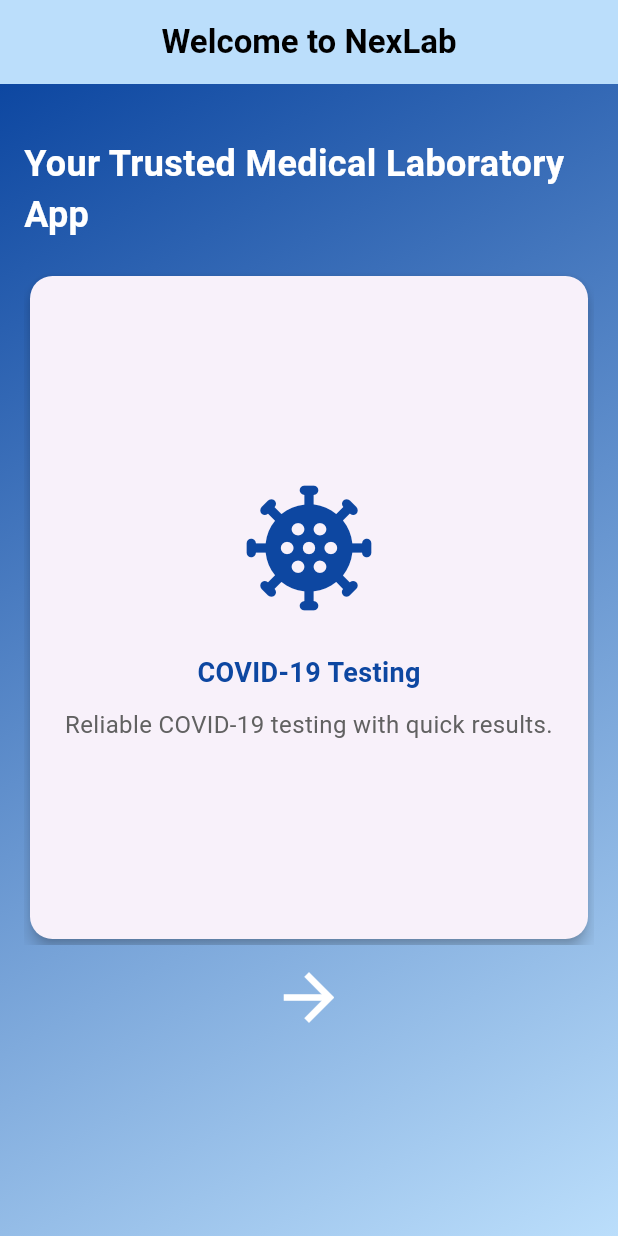
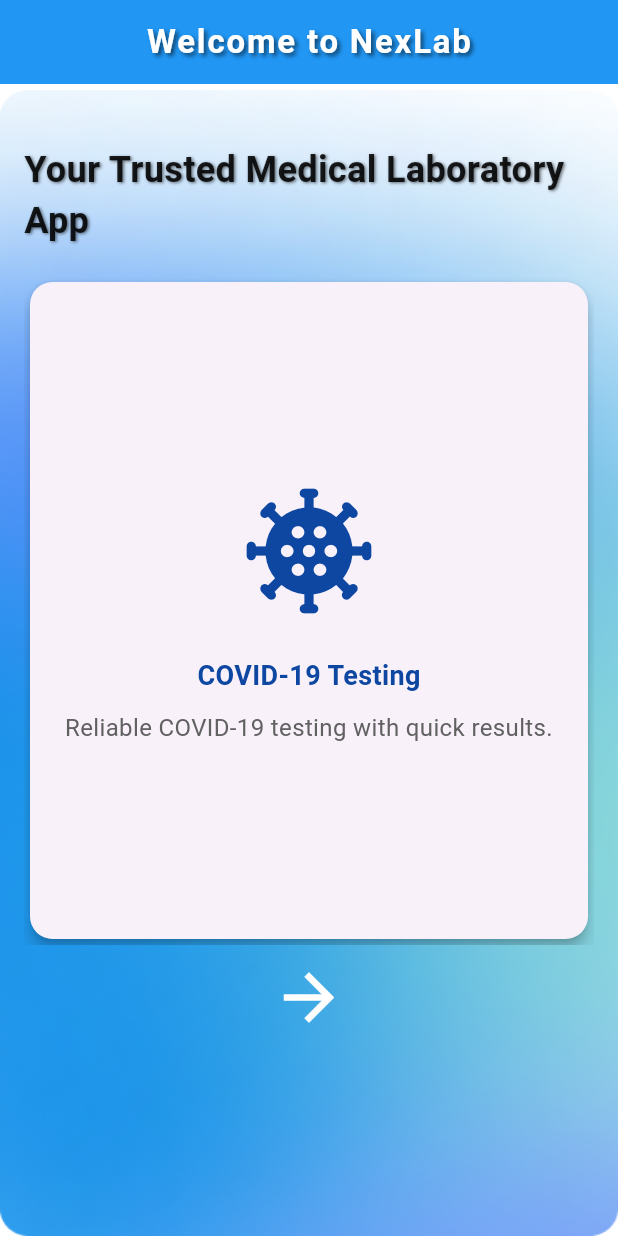
Before and after one commit to Nick-800/nex_lab, a Flutter app: the screen it shows after launch, after a tap on the "arrow forward" icon, on a phone screen of 412 x 824 dp. Run offline on Flutter 3.47's test engine with Material 3 defaults, Android fonts, the light colour scheme and no system bars; our stand-ins replace file_picker, font_awesome_flutter, google_fonts, lottie, open_file, shared_preferences and 1 more; accounts and stored records are empty; network calls fail; Roboto replaces fonts that are missing (Cairo, Raleway).

Commit message:
Fixed onBoarding screens

```diff
--- a/lib/screens/auth_screens/onbaording_screen.dart
+++ b/lib/screens/auth_screens/onbaording_screen.dart
@@ -1,4 +1,5 @@
 import 'package:flutter/material.dart';
+import 'package:nex_lab/helpers/consts.dart';
 
 import 'package:nex_lab/screens/auth_screens/terms_and_conditions.dart';
 import 'package:nex_lab/widgets/clickables/buttons/main_button.dart';
@@ -54,25 +55,40 @@
   Widget build(BuildContext context) {
     return Scaffold(
       appBar: AppBar(
-        backgroundColor: Colors.blue.shade100,
+        flexibleSpace: Container(
+          decoration: const BoxDecoration(color: mainColor),
+        ),
         title: const Text(
           'Welcome to NexLab',
           style: TextStyle(
-            fontFamily: 'Raleway',
             fontWeight: FontWeight.bold,
-            color: Colors.black,
+            color: Colors.white,
+            fontSize: 22,
+            letterSpacing: 1.2,
+            shadows: [
+              Shadow(
+                offset: Offset(2.0, 2.0),
+                blurRadius: 3.0,
+                color: Colors.black54,
+              ),
+            ],
           ),
         ),
         centerTitle: true,
+        elevation: 0,
+        bottom: PreferredSize(
+          preferredSize: const Size.fromHeight(4.0),
+          child: Container(
+            color: Colors.white,
+            height: 4.0,
+          ),
+        ),
       ),
       body: Container(
-        decoration: BoxDecoration(
-          gradient: LinearGradient(
-            colors: [Colors.blue.shade100, Colors.blue.shade900],
-            begin: Alignment.bottomRight,
-            end: Alignment.topLeft,
-          ),
-        ),
+        decoration: const BoxDecoration(
+            image: DecorationImage(
+                image: AssetImage("assets/themes/on_boarding_theme.png"),
+                fit: BoxFit.fill)),
         child: Padding(
           padding: const EdgeInsets.all(16.0),
           child: Column(
@@ -84,7 +100,14 @@
                 style: TextStyle(
                     fontSize: 24,
                     fontWeight: FontWeight.bold,
-                    color: Colors.white),
+                    color: Colors.black87,
+                    shadows: [
+                      Shadow(
+                        offset: Offset(1.0, 1.0),
+                        blurRadius: 2.0,
+                        color: Colors.black54,
+                      ),
+                    ]),
               ),
               const SizedBox(height: 20),
               Expanded(
@@ -138,11 +161,15 @@
                 opacity: _fadeAnimation,
                 child: Center(
                   child: MainButton(
+                    btnColor: darkBlue,
+                    txtColor: Colors.white,
+                    borderColor: darkBlue,
                     onPressed: () {
                       Navigator.push(
                         context,
                         MaterialPageRoute(
-                            builder: (context) => const TermsAndConditionsScreen()),
+                            builder: (context) =>
+                                const TermsAndConditionsScreen()),
                       );
                     },
                     text: 'Continue',
--- a/lib/screens/auth_screens/screen_router.dart
+++ b/lib/screens/auth_screens/screen_router.dart
@@ -2,8 +2,10 @@
 import 'package:nex_lab/helpers/consts.dart';
 import 'package:nex_lab/providers/authentication_provider.dart';
 import 'package:nex_lab/screens/auth_screens/login_screen.dart';
+import 'package:nex_lab/screens/auth_screens/onbaording_screen.dart';
 import 'package:nex_lab/screens/main_screens/home_screen.dart';
 import 'package:provider/provider.dart';
+import 'package:shared_preferences/shared_preferences.dart';
 
 class ScreenRouter extends StatefulWidget {
   const ScreenRouter({super.key});
@@ -11,10 +13,12 @@
   @override
   State<ScreenRouter> createState() => _ScreenRouterState();
 }
+
 class _ScreenRouterState extends State<ScreenRouter> {
   @override
   void initState() {
-    Provider.of<AuthenticationProvider>(context, listen: false).initializeAuthProvider();
+    Provider.of<AuthenticationProvider>(context, listen: false)
+        .initializeAuthProvider();
     super.initState();
   }
 
@@ -31,3 +35,43 @@
     });
   }
 }
+
+class OnBoardRouter extends StatefulWidget {
+  const OnBoardRouter({super.key});
+
+  @override
+  State<OnBoardRouter> createState() => _OnBoardRouterState();
+}
+
+class _OnBoardRouterState extends State<OnBoardRouter> {
+  @override
+  void initState() {
+    _checkFirstLaunch();
+    super.initState();
+  }
+
+  Future<void> _checkFirstLaunch() async {
+    SharedPreferences prefs = await SharedPreferences.getInstance();
+    bool isFirstLaunch = prefs.getBool('isFirstLaunch') ?? true;
+
+    if (isFirstLaunch) {
+      await prefs.setBool('isFirstLaunch', false);
+      Navigator.pushReplacement(
+          context,
+          MaterialPageRoute(
+              builder: (context) => const NexLabBoardingScreen()));
+    } else {
+      Navigator.pushReplacement(context,
+          MaterialPageRoute(builder: (context) => const NexLabBoardingScreen()));
+    }
+  }
+
+  @override
+  Widget build(BuildContext context) {
+    return const Scaffold(
+      body: Center(
+        child: CircularProgressIndicator(),
+      ),
+    );
+  }
+}
--- a/lib/screens/auth_screens/splash_screen.dart
+++ b/lib/screens/auth_screens/splash_screen.dart
@@ -1,9 +1,8 @@
 import 'dart:async';
 
 import 'package:flutter/material.dart';
-import 'package:nex_lab/screens/auth_screens/onbaording_screen.dart';
+import 'package:nex_lab/helpers/consts.dart';
 import 'package:nex_lab/screens/auth_screens/screen_router.dart';
-import 'package:shared_preferences/shared_preferences.dart';
 
 class SplashScreen extends StatefulWidget {
   const SplashScreen({super.key});
@@ -14,23 +13,12 @@
 
 class _SplashScreenState extends State<SplashScreen> {
   @override
-  void initState() {
+    void initState() {
+    Timer(animationDuration, () {
+      Navigator.pushReplacement(context,
+          MaterialPageRoute(builder: (context) => const OnBoardRouter()));
+    });
     super.initState();
-    _checkFirstLaunch();
-  }
-
-  Future<void> _checkFirstLaunch() async {
-    SharedPreferences prefs = await SharedPreferences.getInstance();
-    bool isFirstLaunch = prefs.getBool('isFirstLaunch') ?? true;
-
-    if (isFirstLaunch) {
-      await prefs.setBool('isFirstLaunch', false);
-      Navigator.pushReplacement(context,
-          MaterialPageRoute(builder: (context) => const NexLabBoardingScreen()));
-    } else {
-      Navigator.pushReplacement(context,
-          MaterialPageRoute(builder: (context) => const ScreenRouter()));
-    }
   }
 
   @override
--- a/lib/screens/payment/addpaymkentmethod_screen.dart
+++ b/lib/screens/payment/addpaymkentmethod_screen.dart
@@ -48,7 +48,6 @@
         title: Text(
           'Add ${widget.method}',
           style: const TextStyle(
-            fontFamily: 'Raleway',
             fontWeight: FontWeight.bold,
             color: Colors.black,
           ),
--- a/lib/screens/payment/confirmpay.dart
+++ b/lib/screens/payment/confirmpay.dart
@@ -19,7 +19,6 @@
         title: const Text(
           'Payment Verification',
           style: TextStyle(
-            fontFamily: 'Raleway',
             fontWeight: FontWeight.bold,
             color: Colors.black,
           ),
--- a/lib/screens/payment/selected_methods.dart
+++ b/lib/screens/payment/selected_methods.dart
@@ -33,7 +33,6 @@
         title: const Text(
           'Select Payment Method',
           style: TextStyle(
-            fontFamily: 'Raleway',
             fontWeight: FontWeight.bold,
             color: Colors.white,
           ),
--- a/lib/screens/profile_screens/profile_screen.dart
+++ b/lib/screens/profile_screens/profile_screen.dart
@@ -18,8 +18,10 @@
 class _ProfileScreenState extends State<ProfileScreen> {
   @override
   void initState() {
-    Provider.of<AuthenticationProvider>(context, listen: false).getUser();
-    super.initState();
+    WidgetsBinding.instance.addPostFrameCallback((_) {
+      Provider.of<AuthenticationProvider>(context, listen: false).getUser();
+      super.initState();
+    });
   }
 
   @override
--- a/lib/widgets/clickables/buttons/main_button.dart
+++ b/lib/widgets/clickables/buttons/main_button.dart
@@ -8,12 +8,14 @@
       required this.onPressed,
       this.inProgress = false,
       this.btnColor = mainColor,
-      this.txtColor = Colors.white});
+      this.txtColor = Colors.white,
+      this.borderColor = mainColor});
   final String text;
   final Function onPressed;
   final bool inProgress;
   final Color btnColor;
   final Color txtColor;
+  final Color borderColor;
   @override
   Widget build(BuildContext context) {
     return Padding(
@@ -21,13 +23,13 @@
       child: ElevatedButton(
           style: ElevatedButton.styleFrom(
             elevation: 0,
-            side: const BorderSide(color: mainColor, width: 2),
+            side: BorderSide(color: borderColor, width: 2),
             backgroundColor: btnColor,
             shape: RoundedRectangleBorder(
               borderRadius: BorderRadius.circular(18),
             ),
           ),
-          onPressed: ()=> onPressed(),
+          onPressed: () => onPressed(),
           child: Padding(
             padding: const EdgeInsets.symmetric(horizontal: 8, vertical: 16),
             child: Row(
```
Also changed, not shown: lib/screens/auth_screens/terms_and_conditions.dart (+6 -7 lines), assets/themes/on_boarding_theme.png (added), assets/themes/on_boarding_theme2.png (added).
